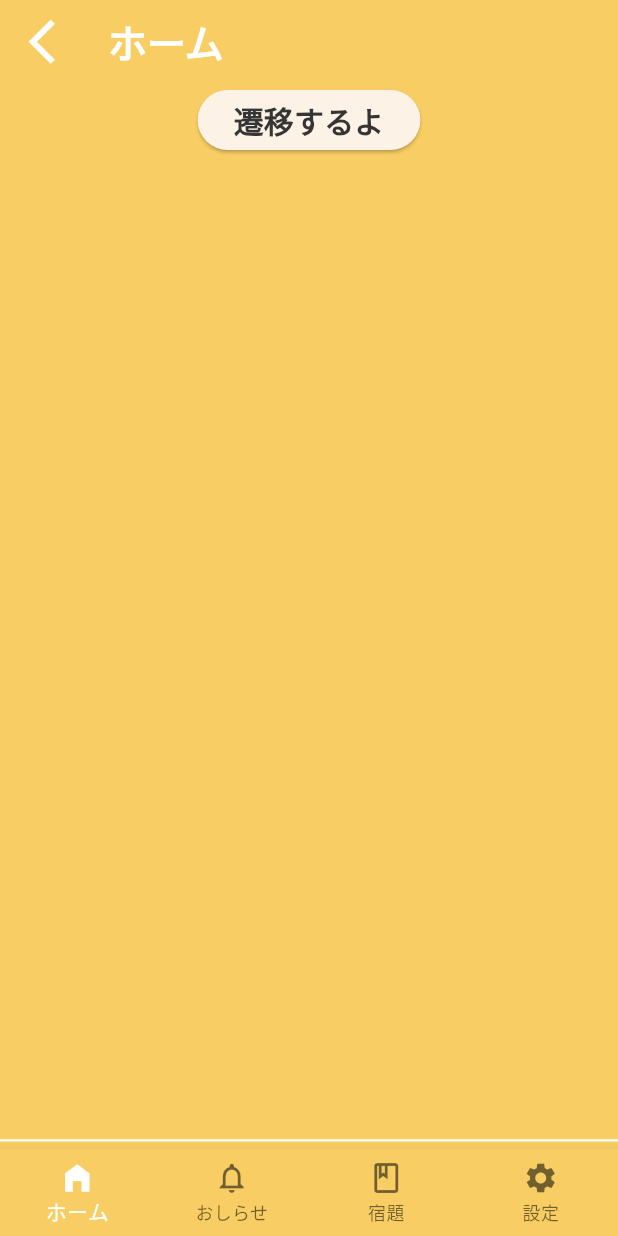
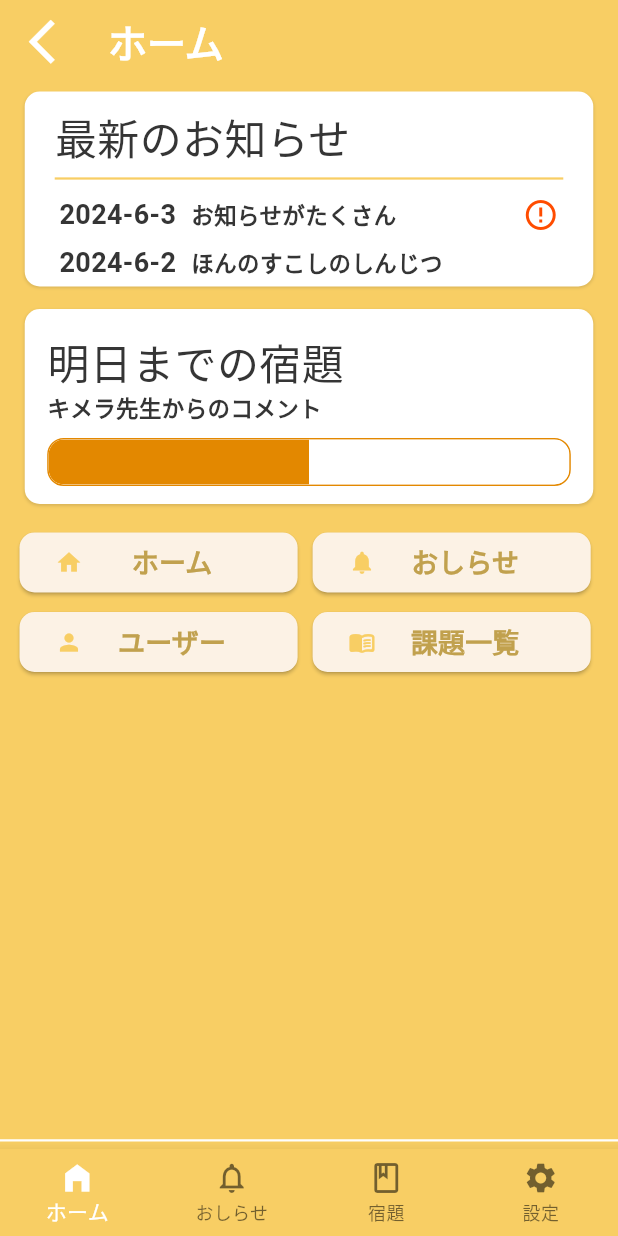
Before and after one commit to yadu2222/juninry, a Flutter app: the screen it shows after launch, on a phone screen of 412 x 824 dp. Run offline on Flutter 3.47's test engine with Material 3 defaults, Android fonts, the phone set to English and light mode, and no system bars; our stand-ins replace go_router; Roboto replaces fonts that are missing (Noto Sans JP).

Commit message:
[add]ショートカットボタン

```diff
--- a/lib/constant/fonts.dart
+++ b/lib/constant/fonts.dart
@@ -22,4 +22,11 @@ class Fonts {
   static const TextStyle h3w = TextStyle(fontSize: 20, fontFamily: 'Noto Sans JP', color: AppColors.iconLight, fontWeight: FontWeight.bold);
   static const TextStyle h4w = TextStyle(fontSize: 18, fontFamily: 'Noto Sans JP', color: AppColors.iconLight, fontWeight: FontWeight.bold);
   static const TextStyle pw = TextStyle(fontSize: 15, fontFamily: 'Noto Sans JP', color: AppColors.iconLight, fontWeight: FontWeight.bold);
+
+  // そんなに目立たない
+  static const TextStyle h1y = TextStyle(fontSize: 28, fontFamily: 'Noto Sans JP', color: AppColors.fontLight, fontWeight: FontWeight.bold);
+  static const TextStyle h2y = TextStyle(fontSize: 24, fontFamily: 'Noto Sans JP', color: AppColors.fontLight, fontWeight: FontWeight.bold);
+  static const TextStyle h3y = TextStyle(fontSize: 20, fontFamily: 'Noto Sans JP', color: AppColors.fontLight, fontWeight: FontWeight.bold);
+  static const TextStyle h4y = TextStyle(fontSize: 18, fontFamily: 'Noto Sans JP', color: AppColors.fontLight, fontWeight: FontWeight.bold);
+  static const TextStyle py = TextStyle(fontSize: 15, fontFamily: 'Noto Sans JP', color: AppColors.fontLight, fontWeight: FontWeight.bold);
 }
--- a/lib/router/router.dart
+++ b/lib/router/router.dart
@@ -73,16 +73,16 @@ final router = GoRouter(
           StatefulShellBranch(
             navigatorKey: homeworkNavigatorKey,
             routes: [
-              // GoRoute(
-              //   name: 'homework',
-              //   path: '/homework',
-              //   pageBuilder: (context, state) => NoTransitionPage(key: state.pageKey, child: const PageHomeworkJunior()),
-              // ),
               GoRoute(
-                // name: 'nextdayTask',
-                // path: '/nextday',
                 name: 'homework',
                 path: '/homework',
+                pageBuilder: (context, state) => NoTransitionPage(key: state.pageKey, child: const PageHomeworkJunior()),
+              ),
+              GoRoute(
+                name: 'nextdayTask',
+                path: '/nextday',
+                // name: 'homework',
+                // path: '/homework',
                 pageBuilder: (context, state) => NoTransitionPage(key: state.pageKey, child: const PageNextDayTaskJunior()),
               )
             ],
--- /dev/null
+++ b/lib/view/components/atoms/shortcut_bottun.dart
@@ -0,0 +1,43 @@
+import 'package:flutter/material.dart';
+
+import '././../../../constant/fonts.dart';
+import '././../../../constant/colors.dart';
+import 'package:go_router/go_router.dart';
+
+class ShortcutButton extends StatelessWidget {
+  const ShortcutButton({Key? key, required this.title, required this.icon, required this.movePage}) : super(key: key);
+
+  final String title;
+  final IconData icon;
+  final String movePage;
+
+  @override
+  Widget build(BuildContext context) {
+    double width = MediaQuery.of(context).size.width;
+
+    return Container(
+        width: width * 0.45,
+        margin: EdgeInsets.only(bottom: 5, right: 5, left: 5),
+        child: ElevatedButton(
+          onPressed: () {
+            context.go(movePage);
+          },
+          style: ElevatedButton.styleFrom(
+            shape: RoundedRectangleBorder(
+              borderRadius: BorderRadius.circular(10),
+            ),
+          ),
+          child: Row(
+            children: [
+              Icon(icon, color: AppColors.main),
+              Expanded(
+                child: Container(
+                  alignment: Alignment.center, // 残りのスペースの中央に配置
+                  child: Text(title, style: Fonts.h4y),
+                ),
+              ),
+            ],
+          ),
+        ));
+  }
+}
--- a/lib/view/components/molecule/divider.dart
+++ b/lib/view/components/molecule/divider.dart
@@ -3,11 +3,14 @@ import '../../../constant/fonts.dart';
 
 // タイトルと区切り線
 class DividerView extends StatelessWidget {
-  const DividerView({Key? key, this.icon, this.title}) : super(key: key);
+  const DividerView({Key? key, this.icon, this.title, this.dividColor = Colors.white, this.indent = 20, this.endIndent = 20}) : super(key: key);
 
   // null許容
   final IconData? icon; // 表示したいアイコン
   final String? title; // タイトル
+  final Color dividColor;
+  final double indent;
+  final double endIndent;
 
   @override
   Widget build(BuildContext context) {
@@ -25,12 +28,7 @@ class DividerView extends StatelessWidget {
         ),
         Container(margin: const EdgeInsets.only(left: 10), child: title != null ? Text(title!, style: Fonts.h2w) : const SizedBox.shrink())
       ]),
-      const Divider(
-        thickness: 1.5,
-        indent: 20,
-        endIndent: 20,
-        color: Colors.white,
-      )
+      Divider(thickness: 1.5, indent: indent, endIndent: endIndent, color: dividColor)
     ]);
   }
 }
--- /dev/null
+++ b/lib/view/components/molecule/latest_notice_card.dart
@@ -0,0 +1,51 @@
+import 'package:flutter/material.dart';
+import 'package:flutter/widgets.dart';
+
+import '../../../constant/fonts.dart';
+import '../../../constant/colors.dart';
+
+class LatestNoticeCard extends StatelessWidget {
+  const LatestNoticeCard({super.key, required this.noticeData});
+
+  // お知らせ情報
+  final Map noticeData;
+
+// おしらせID	notice_uuid
+// タイトル	notice_title
+// 内容	notice_explanatory
+// 日付	notice_date
+// 投稿者ID	user_uuid
+// クラスID	class_uuid
+// おしらせID	notice_uuid
+// ユーザーID	user_uuid
+// 確認の有無 notice_reads
+
+  @override
+  Widget build(BuildContext context) {
+    return Container(
+        // margin: const EdgeInsets.all(10),
+        padding: const EdgeInsets.all(3),
+        child: Row(children: [
+          SizedBox(
+            child: Text(
+              noticeData["notice_date"],
+              style: Fonts.h4,
+            ),
+          ),
+          Container(
+            margin: const EdgeInsets.only(left: 10),
+            child: Text(
+              noticeData["notice_title"],
+              style: Fonts.p,
+            ),
+          ),
+          const Spacer(),
+          int.parse(noticeData['notice_reads']) == 0
+              ? const Icon(
+                  Icons.error_outline,
+                  color: AppColors.buttonCheck,
+                )
+              : const SizedBox.shrink()
+        ]));
+  }
+}
--- /dev/null
+++ b/lib/view/components/molecule/notice_card.dart
@@ -0,0 +1,20 @@
+import 'package:flutter/material.dart';
+
+import '../../../constant/fonts.dart';
+import '../atoms/listitem.dart';
+
+class NoticeCard extends StatelessWidget {
+  const NoticeCard({Key? key}) : super(key: key);
+
+  @override
+  Widget build(BuildContext context) {
+    return const ListItem(
+      height: 50.0,
+      // ここに箱の中に表示したいウィジェットを入れる
+      widget: Text(
+        '最新のおしらせ',
+        style: Fonts.p,
+      ),
+    );
+  }
+}
--- /dev/null
+++ b/lib/view/components/molecule/shortcut_set.dart
@@ -0,0 +1,53 @@
+import 'package:flutter/material.dart';
+import '../../components/atoms/shortcut_bottun.dart';
+
+class ShortcutSet extends StatelessWidget {
+  const ShortcutSet({Key? key, required this.shortcutList, required this.icons, required this.movePages}) : super(key: key);
+
+  final List<String> shortcutList;
+  final List<IconData> icons;
+  final List<String> movePages;
+
+  @override
+  Widget build(BuildContext context) {
+    return Container(
+        // padding: const EdgeInsets.all(10),
+
+        // TODO:ぶすすぎるので修正したい
+        margin: const EdgeInsets.only(
+          left: 8,
+          right: 5,
+        ),
+        alignment: Alignment.center,
+        child: Column(children: [
+          Row(
+            children: [
+              ShortcutButton(
+                icon: icons[0],
+                title: shortcutList[0],
+                movePage: movePages[0],
+              ),
+              ShortcutButton(
+                icon: icons[1],
+                title: shortcutList[1],
+                movePage: movePages[1],
+              ),
+            ],
+          ),
+          Row(
+            children: [
+              ShortcutButton(
+                icon: icons[2],
+                title: shortcutList[2],
+                movePage: movePages[2],
+              ),
+              ShortcutButton(
+                icon: icons[3],
+                title: shortcutList[3],
+                movePage: movePages[3],
+              ),
+            ],
+          )
+        ]));
+  }
+}
--- a/lib/view/components/molecule/task_card.dart
+++ b/lib/view/components/molecule/task_card.dart
@@ -83,7 +83,7 @@ class TaskCard extends StatelessWidget {
               child: Center(
                 child: Text(
                   "${taskData['start_page']} ~ ${(int.parse(taskData['start_page']) + int.parse(taskData['page_count']) - 1).toString()}ｐ",
-                  style: Fonts.h3,
+                  style: Fonts.h4,
                 ),
               ),
             ),
--- /dev/null
+++ b/lib/view/components/organism/junior_shortcuts.dart
@@ -0,0 +1,35 @@
+import 'package:flutter/material.dart';
+import '../../components/molecule/shortcut_set.dart';
+
+class JuniorShortcuts extends StatelessWidget {
+  JuniorShortcuts({Key? key}) : super(key: key);
+
+  // ショートカットボタンのタイトル
+  final List<String> shortcutList = [
+    'ホーム',
+    'おしらせ',
+    'ユーザー',
+    '課題一覧',
+  ];
+
+  // 遷移先のパス
+  final List<String> movePages = [
+    '/home',
+    '/notice',
+    '/userData',
+    '/homework',
+  ];
+
+  // ショートカットボタンのアイコン
+  final List<IconData> icons = [
+    Icons.home,
+    Icons.notifications,
+    Icons.person,
+    Icons.menu_book_rounded,
+  ];
+
+  @override
+  Widget build(BuildContext context) {
+    return ShortcutSet(shortcutList: shortcutList, icons: icons, movePages: movePages);
+  }
+}
--- /dev/null
+++ b/lib/view/components/organism/latest_notice_tab.dart
@@ -0,0 +1,45 @@
+import 'package:flutter/material.dart';
+import 'package:juninry/constant/colors.dart';
+
+import '../../../constant/fonts.dart';
+import '../atoms/listitem.dart';
+import '../molecule/latest_notice_card.dart';
+import '../molecule/divider.dart';
+
+class LatestNoticeTab extends StatelessWidget {
+  LatestNoticeTab({Key? key}) : super(key: key);
+
+  // たった２件表示のために、ファイルを分けるんか、、、！？という気持ちが、ある、検討
+  final List<Map> sampleData = [
+    {
+      'notice_date': '2024-6-3',
+      'notice_title': 'お知らせがたくさん',
+      'notice_reads': '0',
+    },
+    {
+      'notice_date': '2024-6-2',
+      'notice_title': 'ほんのすこしのしんじつ',
+      'notice_reads': '1',
+    }
+  ];
+
+  @override
+  Widget build(BuildContext context) {
+    return ListItem(
+        height: 130,
+        padding: EdgeInsets.only(left: 20, right: 20, top: 10, bottom: 10),
+        // ここに箱の中に表示したいウィジェットを入れる
+        widget: Column(
+            crossAxisAlignment: CrossAxisAlignment.start, //これをつける
+            children: [
+              const Text('最新のお知らせ', style: Fonts.h1),
+              const DividerView(
+                dividColor: AppColors.main,
+                indent: 0,
+                endIndent: 0,
+              ),
+              LatestNoticeCard(noticeData: sampleData[0]),
+              LatestNoticeCard(noticeData: sampleData[1])
+            ]));
+  }
+}
--- a/lib/view/pages/junior/page_home.dart
+++ b/lib/view/pages/junior/page_home.dart
@@ -1,10 +1,10 @@
 import 'package:flutter/material.dart';
 import 'package:go_router/go_router.dart';
-import '././../../../constant/fonts.dart';
 
 import '../../components/atoms/appbar.dart';
-
-import '../../components/organism/task_list.dart';
+import '../../components/organism/latest_notice_tab.dart';
+import '../../components/molecule/next_day_task.dart';
+import '../../components/organism/junior_shortcuts.dart';
 
 class PageHomeJunior extends StatelessWidget {
   PageHomeJunior({Key? key}) : super(key: key);
@@ -13,20 +13,6 @@ class PageHomeJunior extends StatelessWidget {
 
   @override
   Widget build(BuildContext context) {
-    return Center(
-        child: Column(children: [
-      AppBarView(titleText: title),
-      ElevatedButton(
-        onPressed: () {
-          // 画面遷移
-          context.push('/sample');
-        },
-        child: const Text(
-          '遷移するよ',
-          style: Fonts.h3,
-        ),
-      ),
-
-    ]));
+    return Center(child: Column(children: [AppBarView(titleText: title), LatestNoticeTab(), NextDayTask(), JuniorShortcuts()]));
   }
 }
```
Also changed, not shown: lib/view/pages/junior/page_submission.dart (added).
